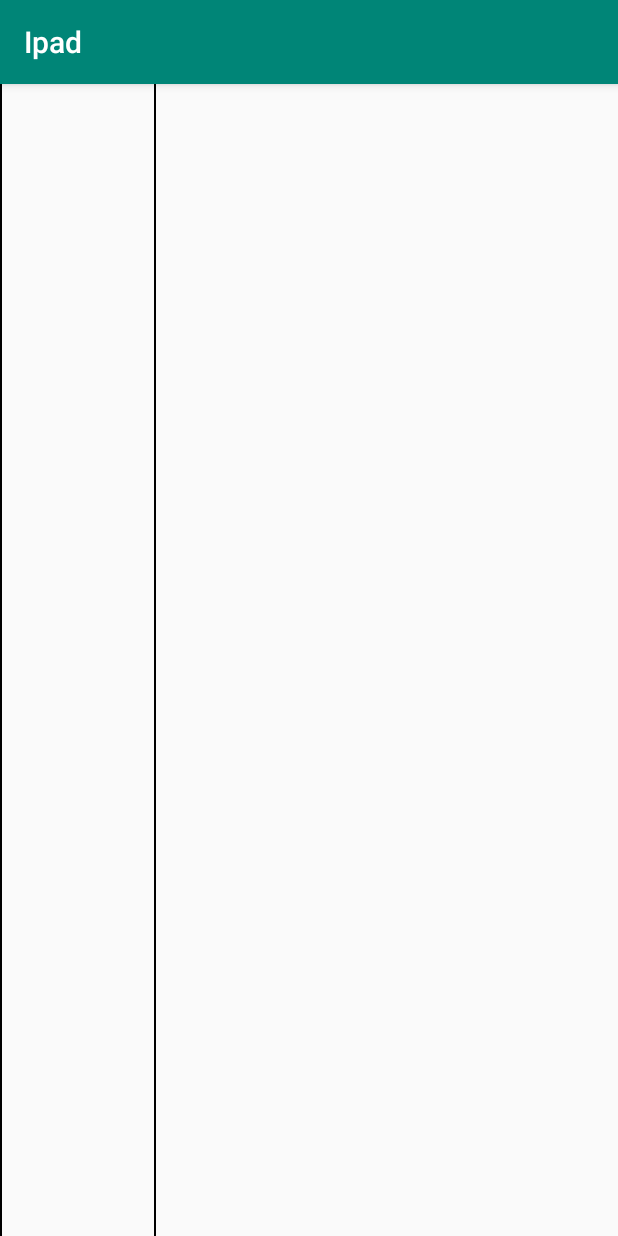
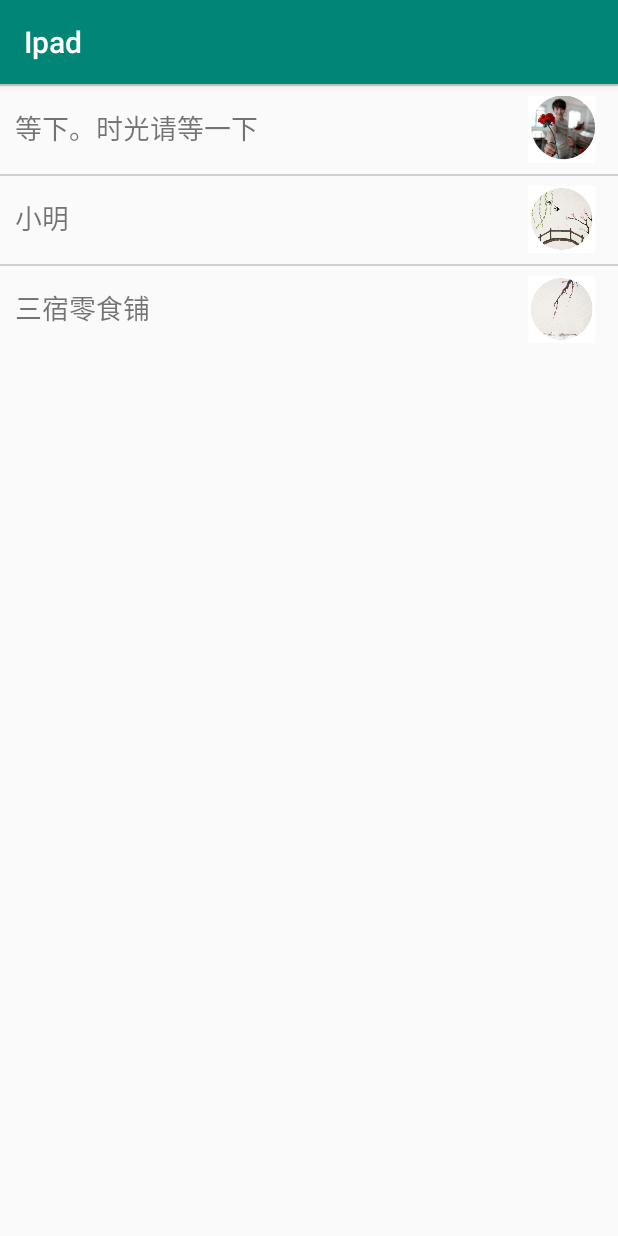
Before and after one commit to XXlijiulong/Ipad, an Android app: the screen it shows after launch (MainActivity), on a phone screen of 412 x 824 dp. Run offline under Robolectric (Android 15) with nearby library versions, the phone set to English and light mode, and no system bars.

Commit message:
加入图片列表

```diff
--- a/app/src/main/java/com/example/a15828/ipad/News.java
+++ b/app/src/main/java/com/example/a15828/ipad/News.java
@@ -1,9 +1,19 @@
 package com.example.a15828.ipad;
+
+import java.util.List;
 
 public class News {
     private String title;
     private String content;
+    private List<Integer> images;
 
+    public News(String title, String content) {
+        this.title = title;
+        this.content = content;
+    }
+
+    public News() {
+    }
 
     public String getTitle() {
         return title;
@@ -20,4 +30,22 @@ public class News {
     public void setContent(String content) {
         this.content = content;
     }
+
+    public List<Integer> getImages() {
+        return images;
+    }
+
+    public void setImages(List<Integer> images) {
+        this.images = images;
+    }
+
+    @Override
+    public String toString() {
+        return "News{" +
+                "images=" + images + '\'' +
+                "title='" + title + '\'' +
+                ", content='" + content +
+                '}';
+    }
+
 }
--- a/app/src/main/java/com/example/a15828/ipad/NewsTitleFragment.java
+++ b/app/src/main/java/com/example/a15828/ipad/NewsTitleFragment.java
@@ -7,6 +7,7 @@ import android.support.v7.widget.RecyclerView;
 import android.view.LayoutInflater;
 import android.view.View;
 import android.view.ViewGroup;
+import android.widget.ImageView;
 import android.widget.TextView;
 
 import java.util.ArrayList;
@@ -18,14 +19,15 @@ public class NewsTitleFragment extends Fragment {
     private boolean isTwoPane;
 
     @Override
-    public View onCreateView(LayoutInflater inflater, ViewGroup container,
-                             Bundle savedInstanceState) {
+    public View onCreateView(LayoutInflater inflater, ViewGroup container, Bundle savedInstanceState) {
         View view = inflater.inflate(R.layout.news_title_frag, container, false);
+        ////为 RecyclerView 填充数据
         RecyclerView newsTitleRecyclerView = (RecyclerView) view.findViewById(R.id.news_title_recycler_view);
         LinearLayoutManager layoutManager = new LinearLayoutManager(getActivity());
         newsTitleRecyclerView.setLayoutManager(layoutManager);
         NewsAdapter adapter = new NewsAdapter(getNews());
         newsTitleRecyclerView.setAdapter(adapter);
+
         return view;
     }
 
@@ -38,18 +40,34 @@ public class NewsTitleFragment extends Fragment {
             isTwoPane = false; // 找不到news_content_layout布局时，为单页模式
         }
     }
+    private void addNews(List<News> list, int image, String title, String content) {
+        News news = new News(title, content);
+        List<Integer> images = new ArrayList<>();
+        images.add(image);
+        news.setImages(images);
+        list.add(news);
+    }
 
     private List<News> getNews() {
         List<News> newsList = new ArrayList<>();
-        for (int i = 1; i <= 50; i++) {
-            News news = new News();
-            news.setTitle("This is news title " + i);
-            news.setContent(getRandomLengthContent("This is news content " + i + ". "));
-            newsList.add(news);
-        }
+//        for (int i = news1; i <= 50; i++) {
+//            News news = new News(R.drawable.apple_pic);
+//            news.setTitle("This is news title " + i);
+//
+//            news.setContent(getRandomLengthContent("This is news content " + i + ". "));
+//            newsList.add(news);
+//        }
+        addNews(newsList,R.drawable.news5,"等下。时光请等一下","时隔14年后，奥林匹克再次进入北京时间。");
+        addNews(newsList,R.drawable.news6,"小明","时隔14年后，奥林匹克再次进入北京时间。");
+        addNews(newsList,R.drawable.news7,"三宿零食铺","时隔14年后，奥林匹克再次进入北京时间。");
         return newsList;
     }
 
+    /**
+     * 随机生成新闻内容的长度，以保证每条新闻的内容差距比较大
+     * @param content
+     * @return
+     */
     private String getRandomLengthContent(String content) {
         Random random = new Random();
         int length = random.nextInt(20) + 1;
@@ -65,9 +83,11 @@ public class NewsTitleFragment extends Fragment {
         private List<News> mNewsList;
 
         class ViewHolder extends RecyclerView.ViewHolder {
+            ImageView image;
             TextView newsTitleText;
             public ViewHolder(View view) {
                 super(view);
+                image = (ImageView) itemView.findViewById(R.id.news_image);
                 newsTitleText = (TextView) view.findViewById(R.id.news_title);
             }
         }
@@ -84,12 +104,14 @@ public class NewsTitleFragment extends Fragment {
                 @Override
                 public void onClick(View v) {
                     News news = mNewsList.get(holder.getAdapterPosition());
-                    if (isTwoPane) {
+                    Integer firstImageResId = news.getImages().get(0);
+                    if (isTwoPane) {//双页模式，则直接刷新 NewsContentFragment 中的内容
                         NewsContentFragment newsContentFragment = (NewsContentFragment)
-                                getFragmentManager().findFragmentById(R.id.news_content_fragment);
-                        newsContentFragment.refresh(news.getTitle(), news.getContent());
-                    } else {
-                        NewsContentActivity.actionStart(getActivity(), news.getTitle(), news.getContent());
+                                getFragmentManager()
+                                        .findFragmentById(R.id.news_content_fragment);
+                        newsContentFragment.refresh(firstImageResId,news.getTitle(), news.getContent());
+                    } else {//单页模式，直接启动 NewsContentActivity 活动
+                        NewsContentActivity.actionStart(getActivity(),firstImageResId,news.getTitle(), news.getContent());
                     }
                 }
             });
@@ -99,6 +121,7 @@ public class NewsTitleFragment extends Fragment {
         @Override
         public void onBindViewHolder(ViewHolder holder, int position) {
             News news = mNewsList.get(position);
+            holder.image.setImageResource(news.getImages().get(0));
             holder.newsTitleText.setText(news.getTitle());
         }
 
--- a/app/src/main/res/layout/activity_main.xml
+++ b/app/src/main/res/layout/activity_main.xml
@@ -1,27 +1,14 @@
 <?xml version="1.0" encoding="utf-8"?>
-<LinearLayout xmlns:android="http://schemas.android.com/apk/res/android"
-    android:orientation="horizontal"
+<FrameLayout xmlns:android="http://schemas.android.com/apk/res/android"
+    android:id="@+id/news_title_layout"
     android:layout_width="match_parent"
     android:layout_height="match_parent" >
 
     <fragment
         android:id="@+id/news_title_fragment"
-        android:name="com.example.a15828.ipad.NewsContentFragment"
-        android:layout_width="0dp"
+        android:name="com.example.a15828.ipad.NewsTitleFragment"
+        android:layout_width="match_parent"
         android:layout_height="match_parent"
-        android:layout_weight="1" />
+        />
 
-    <FrameLayout
-        android:id="@+id/news_content_layout"
-        android:layout_width="0dp"
-        android:layout_height="match_parent"
-        android:layout_weight="3" >
-
-        <fragment
-            android:id="@+id/news_content_fragment"
-            android:name="com.example.a15828.ipad.NewsContentFragment"
-            android:layout_width="match_parent"
-            android:layout_height="match_parent" />
-    </FrameLayout>
-
-</LinearLayout>
+</FrameLayout>
--- a/app/src/main/res/layout/news_item.xml
+++ b/app/src/main/res/layout/news_item.xml
@@ -1,5 +1,18 @@
 <?xml version="1.0" encoding="utf-8"?>
-<TextView xmlns:android="http://schemas.android.com/apk/res/android"
+<FrameLayout xmlns:android="http://schemas.android.com/apk/res/android"
+    android:layout_height="wrap_content"
+    android:layout_width="match_parent"
+    >
+
+    <ImageView
+        android:id="@+id/news_image"
+        android:layout_width="60dp"
+        android:layout_height="60dp"
+        android:layout_gravity="right"
+        android:paddingRight="15dp"
+        />
+
+<TextView
     android:id="@+id/news_title"
     android:layout_width="match_parent"
     android:layout_height="wrap_content"
@@ -11,3 +24,9 @@
     android:paddingTop="15dp"
     android:paddingBottom="15dp"
     />
+
+    <!--分割线-->
+    <View android:layout_width="match_parent"
+        android:layout_height="1dp"
+        android:background="#d0d0d0"/>
+</FrameLayout>
--- a/app/src/main/res/layout/news_title_fragment.xml
+++ b/app/src/main/res/layout/news_title_fragment.xml
@@ -10,7 +10,6 @@
 
     <android.support.v7.widget.RecyclerView
         android:id="@+id/news_title_recyclerView"
-
         android:layout_width="match_parent"
         android:layout_height="match_parent" />
 </LinearLayout>
```
Also changed, not shown: app/src/main/java/com/example/a15828/ipad/NewsContentActivity.java (+6 -2 lines), app/src/main/java/com/example/a15828/ipad/NewsContentFragment.java (+4 -3 lines), app/src/main/res/layout/activity_news_item.xml (deleted, +0 -17 lines), app/src/main/res/layout/news_content_frag.xml (+7 -1 lines), app/src/main/res/drawable-xhdpi/apple_pic.png (added), app/src/main/res/drawable-xhdpi/banana_pic.png (added), app/src/main/res/drawable-xhdpi/cherry_pic.png (added), app/src/main/res/drawable-xhdpi/new4.jpg (added), app/src/main/res/drawable-xhdpi/news1.jpg (added), app/src/main/res/drawable-xhdpi/news2.jpg (added), app/src/main/res/drawable-xhdpi/news3.jpg (added), app/src/main/res/drawable-xhdpi/news5.jpg (added), app/src/main/res/drawable-xhdpi/news6.jpg (added), app/src/main/res/drawable-xhdpi/news7.jpg (added).
